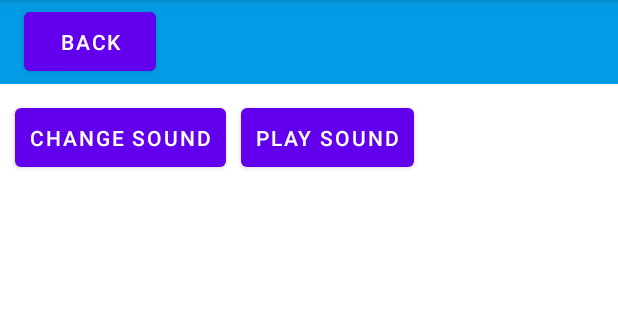
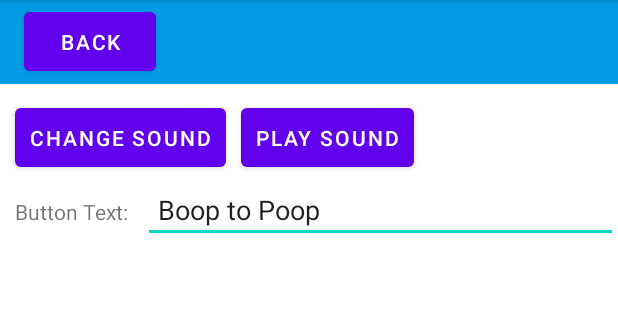
Before and after one commit to WestRyanK/smart-dog-bell, an Android app: the SettingsActivity screen opened directly, with no data from a screen before it, on a phone screen of 412 x 824 dp, the part 84-404 px from its top. Run offline under Robolectric (Android 15) with nearby library versions, the light colour scheme and no system bars.

Commit message:
Allow Customization of Button Text

```diff
--- a/android_app/app/src/main/java/com/example/smartdogbell/ButtonActivity.kt
+++ b/android_app/app/src/main/java/com/example/smartdogbell/ButtonActivity.kt
@@ -45,11 +45,12 @@ class ButtonActivity : AppCompatActivity() {
 
         supportActionBar?.hide()
 
+        settings = Settings(this)
+        startTimestamp = LocalDateTime.now()
+
         notifyButton = binding.notifyButton
         notifyButton.setOnClickListener { notifyButtonClick() }
-
-        settings = Settings(this)
-        startTimestamp = LocalDateTime.now()
+        notifyButton.text = settings.buttonText
 
         notificationPlayer = MediaPlayer().apply {
             setAudioStreamType(AudioManager.STREAM_NOTIFICATION)
--- a/android_app/app/src/main/java/com/example/smartdogbell/Settings.kt
+++ b/android_app/app/src/main/java/com/example/smartdogbell/Settings.kt
@@ -15,7 +15,7 @@ class Settings(context: Context) {
 
     private val buttonTextKey: String = "ButtonText"
     var buttonText: String
-        get() = preferences.getString(buttonTextKey, null) ?: ""
+        get() = preferences.getString(buttonTextKey, null) ?: "Boop to Poop"
         set(value) = putString(buttonTextKey, value)
 
     private val soundFilePathKey: String = "SoundFilePath"
--- a/android_app/app/src/main/java/com/example/smartdogbell/SettingsActivity.kt
+++ b/android_app/app/src/main/java/com/example/smartdogbell/SettingsActivity.kt
@@ -7,9 +7,12 @@ import android.media.MediaPlayer
 import android.net.Uri
 import androidx.appcompat.app.AppCompatActivity
 import android.os.Bundle
+import android.text.Editable
 import android.widget.Button
+import android.widget.EditText
 import android.widget.Toast
 import androidx.activity.result.contract.ActivityResultContracts
+import androidx.core.widget.addTextChangedListener
 import com.example.smartdogbell.databinding.ActivitySettingsBinding
 
 class SettingsActivity : AppCompatActivity() {
@@ -17,6 +20,7 @@ class SettingsActivity : AppCompatActivity() {
     private lateinit var binding: ActivitySettingsBinding
     private lateinit var changeSoundButton: Button
     private lateinit var playSoundButton: Button
+    private lateinit var buttonTextEditText: EditText
     private lateinit var settings: Settings
 
     override fun onCreate(savedInstanceState: Bundle?) {
@@ -25,13 +29,21 @@ class SettingsActivity : AppCompatActivity() {
         binding = ActivitySettingsBinding.inflate(layoutInflater)
         setContentView(binding.root)
 
+        settings = Settings(this)
+
         changeSoundButton = binding.changeSoundButton
         playSoundButton = binding.playSoundButton
+        buttonTextEditText = binding.buttonTextEditText
 
         changeSoundButton.setOnClickListener { changeSoundButtonClick() }
         playSoundButton.setOnClickListener { playSoundButtonClick() }
 
-        settings = Settings(this)
+        buttonTextEditText.setText(settings.buttonText)
+        buttonTextEditText.addTextChangedListener { buttonTextEditTextChanged() }
+    }
+
+    private fun buttonTextEditTextChanged() {
+        settings.buttonText = buttonTextEditText.text.toString()
     }
 
     private fun playSoundButtonClick() {
--- a/android_app/app/src/main/res/layout/activity_button.xml
+++ b/android_app/app/src/main/res/layout/activity_button.xml
@@ -23,7 +23,6 @@
         android:id="@+id/notify_button"
         android:layout_height="match_parent"
         android:layout_width="match_parent"
-        android:text="Boop to Poop"
         android:backgroundTint="@color/light_blue_600"
         android:textColor="?attr/fullscreenTextColor"
         android:textSize="50sp"
--- a/android_app/app/src/main/res/layout/activity_settings.xml
+++ b/android_app/app/src/main/res/layout/activity_settings.xml
@@ -35,4 +35,22 @@
         android:padding="10dp"
         android:layout_margin="10dp"
         android:text="Play Sound"/>
+    <TextView
+        android:id="@+id/buttonTextTextView"
+        android:layout_width="wrap_content"
+        android:layout_height="wrap_content"
+        android:text="Button Text:"
+        app:layout_constraintBaseline_toBaselineOf="@id/buttonTextEditText"
+        app:layout_constraintLeft_toLeftOf="parent"
+        android:padding="10dp"/>
+    <EditText
+        android:id="@+id/buttonTextEditText"
+        android:layout_width="0dp"
+        android:layout_height="wrap_content"
+        app:layout_constraintTop_toBottomOf="@id/playSoundButton"
+        app:layout_constraintRight_toRightOf="parent"
+        app:layout_constraintLeft_toRightOf="@id/buttonTextTextView"
+        android:padding="10dp"
+        android:text=""
+        />
 </androidx.constraintlayout.widget.ConstraintLayout>
```
